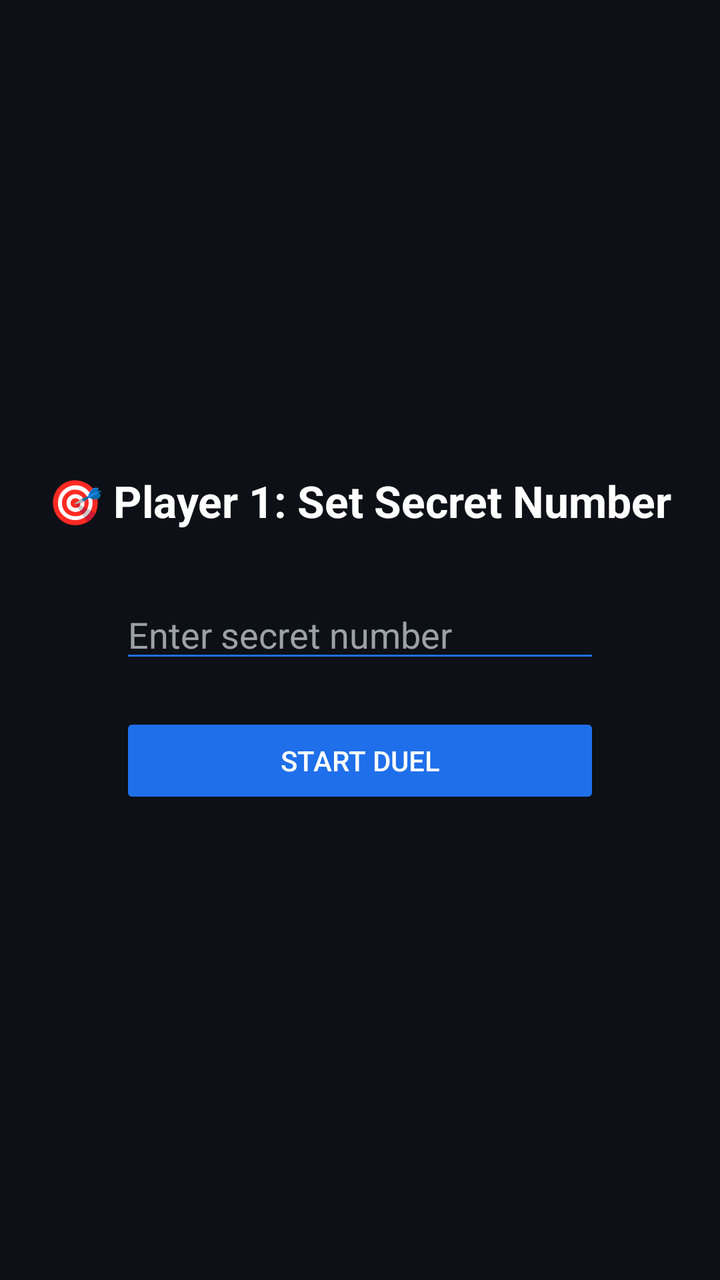
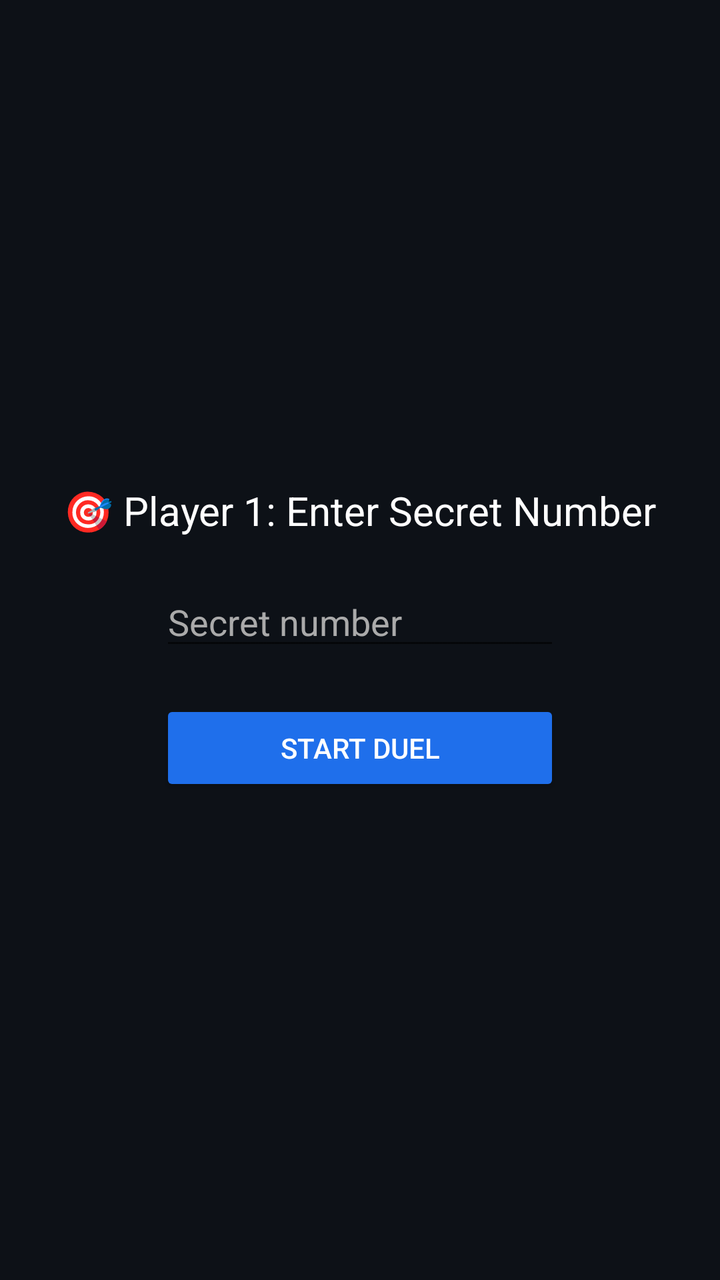

The first picture is an Android layout as it rendered before a commit; the second is the same layout after the commit. The layout source and the unified diff follow.
<!-- AndroidManifest.xml: application theme android:Theme.Material.Light.NoActionBar -->
<!-- res/layout/activity_setup.xml -->
<?xml version="1.0" encoding="utf-8"?>
<LinearLayout
    xmlns:android="http://schemas.android.com/apk/res/android"
    android:orientation="vertical"
    android:gravity="center"
    android:background="#0D1117"
    android:padding="24dp"
    android:layout_width="match_parent"
    android:layout_height="match_parent">

    <TextView
        android:text="🎯 Player 1: Set Secret Number"
        android:textSize="22sp"
        android:textStyle="bold"
        android:textColor="#FFFFFF"
        android:layout_marginBottom="30dp"
        android:layout_width="wrap_content"
        android:layout_height="wrap_content"/>

    <EditText
        android:id="@+id/secretInput"
        android:hint="Enter secret number"
        android:textColor="#FFFFFF"
        android:textColorHint="#9BA1A6"
        android:backgroundTint="#1F6FEB"
        android:layout_width="240dp"
        android:layout_height="wrap_content"/>

    <Button
        android:id="@+id/startDuelBtn"
        android:text="Start Duel"
        android:backgroundTint="#1F6FEB"
        android:textColor="#FFFFFF"
        android:layout_marginTop="20dp"
        android:layout_width="240dp"
        android:layout_height="wrap_content"/>

</LinearLayout>
<!-- resources referenced by this layout -->
<resources>

</resources>

<!-- the commit's change to res/layout/activity_setup.xml (unified diff, before → after) -->
@@ -4,26 +4,23 @@
     android:orientation="vertical"
     android:gravity="center"
     android:background="#0D1117"
-    android:padding="24dp"
     android:layout_width="match_parent"
     android:layout_height="match_parent">
 
     <TextView
-        android:text="🎯 Player 1: Set Secret Number"
-        android:textSize="22sp"
-        android:textStyle="bold"
+        android:text="🎯 Player 1: Enter Secret Number"
+        android:textSize="20sp"
         android:textColor="#FFFFFF"
-        android:layout_marginBottom="30dp"
+        android:layout_marginBottom="20dp"
         android:layout_width="wrap_content"
         android:layout_height="wrap_content"/>
 
     <EditText
         android:id="@+id/secretInput"
-        android:hint="Enter secret number"
+        android:hint="Secret number"
         android:textColor="#FFFFFF"
-        android:textColorHint="#9BA1A6"
-        android:backgroundTint="#1F6FEB"
-        android:layout_width="240dp"
+        android:textColorHint="#AAAAAA"
+        android:layout_width="200dp"
         android:layout_height="wrap_content"/>
 
     <Button
@@ -32,7 +29,7 @@
         android:backgroundTint="#1F6FEB"
         android:textColor="#FFFFFF"
         android:layout_marginTop="20dp"
-        android:layout_width="240dp"
+        android:layout_width="200dp"
         android:layout_height="wrap_content"/>
 
 </LinearLayout>
